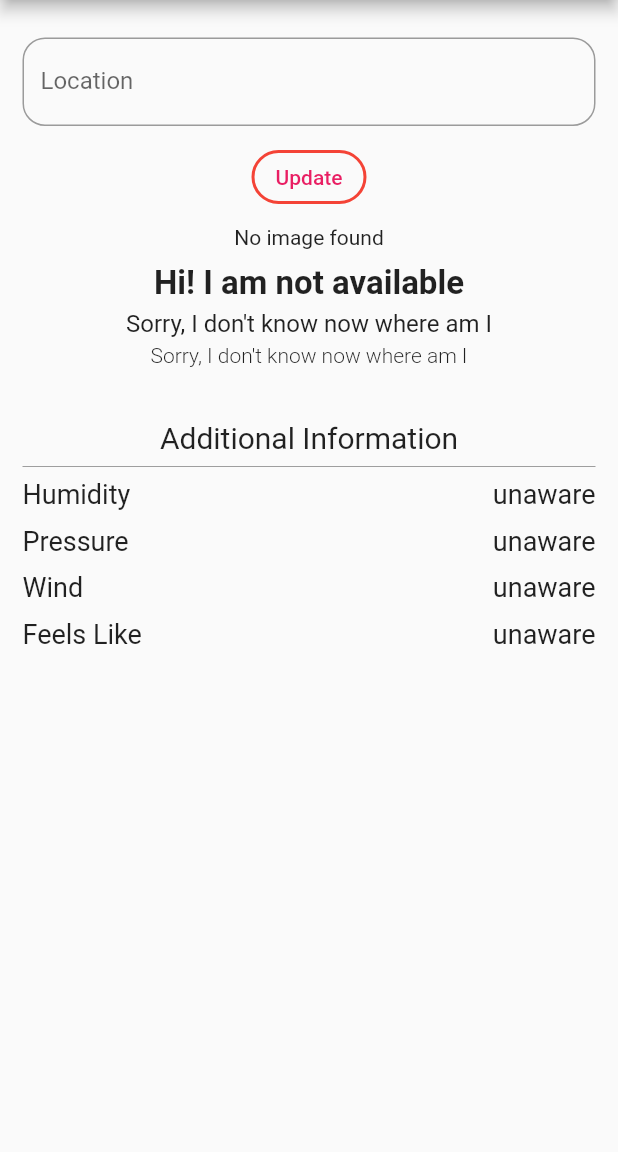
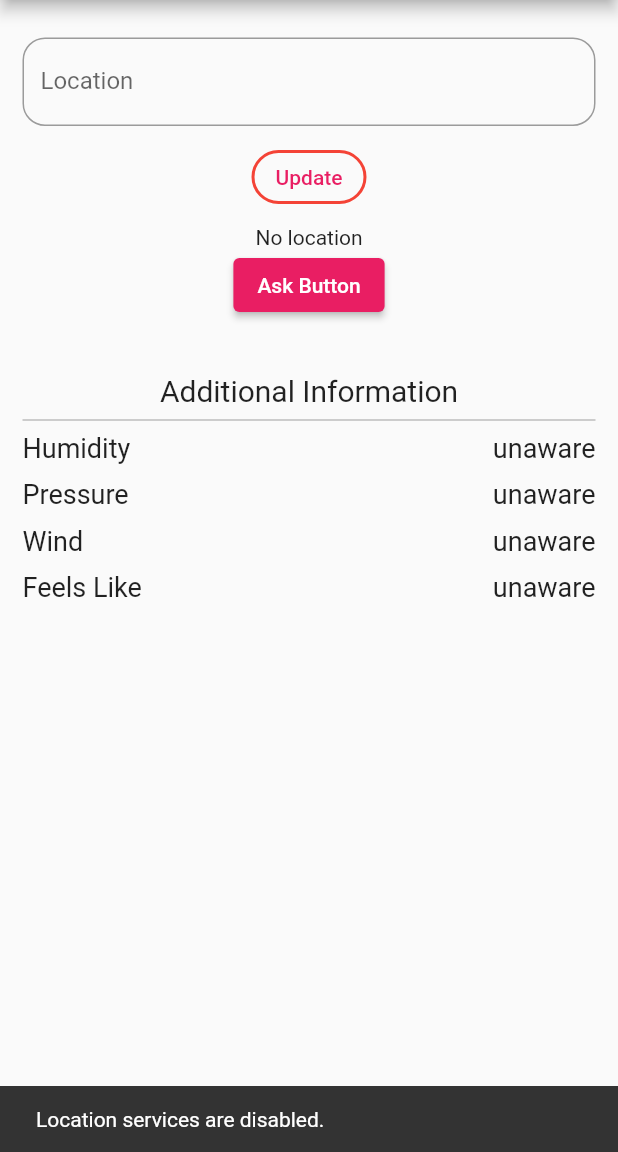
Before and after one commit to aakashsahh/weather_api, a Flutter app: the screen it shows after launch, on a phone screen of 412 x 824 dp, the part 84-1236 px from its top. Run offline on Flutter 3.47's test engine with Material 2 defaults, Android fonts, the phone set to English and light mode, and no system bars; our stand-ins replace geolocator.

Commit message:
Location permission asking from user

```diff
--- a/lib/Services/weather_api_client.dart
+++ b/lib/Services/weather_api_client.dart
@@ -17,4 +17,6 @@ class WeatherApiClient {
 
     return data;
   }
+
+
 }
--- a/lib/home_screen.dart
+++ b/lib/home_screen.dart
@@ -3,6 +3,7 @@ import 'package:weather_project/Services/weather_api_client.dart';
 import 'package:weather_project/splash_screen.dart';
 import 'package:weather_project/weather_model.dart';
 import 'utils/text_style/text_style.dart';
+import 'package:geolocator/geolocator.dart';
 
 class HomeScreen extends StatefulWidget {
   const HomeScreen({Key? key}) : super(key: key);
@@ -18,10 +19,76 @@ class _HomeScreenState extends State<HomeScreen> {
 
   TextEditingController inputController = TextEditingController();
 
-  // @override
-  // void initState() {
-  //   super.initState();
-  // }
+  static const String _kLocationServicesDisabledMessage =
+      'Location services are disabled.';
+  static const String _kPermissionDeniedMessage = 'Permission denied.';
+  static const String _kPermissionDeniedForeverMessage =
+      'Permission denied forever.';
+  static const String _kPermissionGrantedMessage = 'Permission granted.';
+
+  final GeolocatorPlatform _geolocatorPlatform = GeolocatorPlatform.instance;
+  Position? position;
+
+  @override
+  void initState() {
+    super.initState();
+    _getCurrentPosition();
+  }
+
+  Future<void> _getCurrentPosition() async {
+    final hasPermission = await _handlePermission();
+
+    if (!hasPermission) {
+      return;
+    }
+
+    Position _localPosition = await _geolocatorPlatform.getCurrentPosition();
+    setState(() {
+      position = _localPosition;
+    });
+  }
+
+  getWeatherByLatLong() {}
+
+  Future<bool> _handlePermission() async {
+    bool serviceEnabled;
+    LocationPermission permission;
+
+    serviceEnabled = await _geolocatorPlatform.isLocationServiceEnabled();
+    if (!serviceEnabled) {
+      ScaffoldMessenger.of(context).showSnackBar(
+        const SnackBar(content: Text(_kLocationServicesDisabledMessage)),
+      );
+
+      return false;
+    }
+
+    permission = await _geolocatorPlatform.checkPermission();
+    if (permission == LocationPermission.denied) {
+      permission = await _geolocatorPlatform.requestPermission();
+      if (permission == LocationPermission.denied) {
+        ScaffoldMessenger.of(context).showSnackBar(
+          const SnackBar(content: Text(_kPermissionDeniedMessage)),
+        );
+
+        return false;
+      }
+    }
+
+    if (permission == LocationPermission.deniedForever) {
+      ScaffoldMessenger.of(context).showSnackBar(
+        const SnackBar(content: Text(_kPermissionDeniedForeverMessage)),
+      );
+
+      return false;
+    }
+
+    ScaffoldMessenger.of(context).showSnackBar(
+      const SnackBar(content: Text(_kPermissionGrantedMessage)),
+    );
+
+    return true;
+  }
 
   @override
   Widget build(BuildContext context) {
@@ -47,7 +114,8 @@ class _HomeScreenState extends State<HomeScreen> {
       ),
       body: Padding(
         padding: const EdgeInsets.all(15.0),
-        child: ListView(children: [
+        child: ListView(
+          children: [
             Column(
               children: [
                 const SizedBox(height: 10),
@@ -84,7 +152,15 @@ class _HomeScreenState extends State<HomeScreen> {
               ],
             ),
             const SizedBox(height: 15),
-          Column(
+            additonalInfo(),
+          ],
+        ),
+      ),
+    );
+  }
+
+  Column additonalInfo() {
+    return Column(
       mainAxisAlignment: MainAxisAlignment.center,
       crossAxisAlignment: CrossAxisAlignment.center,
       children: [
@@ -144,27 +220,25 @@ class _HomeScreenState extends State<HomeScreen> {
             ),
           ],
         ),
-              ]),
-        ]),
-      ),
+      ],
     );
   }
 
   currentweather() {
+    if (position != null) {
       return Center(
         child: Column(children: [
-        Row(
-          mainAxisAlignment: MainAxisAlignment.center,
-          children: [
-            (weatherData?.icon != null)
+          (weatherData != null && weatherData!.icon != null)
               ? Image.network(
-                    "https://openweathermap.org/img/wn/${weatherData?.icon ?? "10d"}@2x.png")
-                : const Text("No image found")
-          ],
-        ),
-        const SizedBox(height: 10),
+                  "https://openweathermap.org/img/wn/${weatherData!.icon}@2x.png",
+                  height: 100,
+                  width: 100,
+                )
+              : const Text("No image found"),
           Text(
-          weatherData?.currentTemp.toString() ?? 'Hi! I am not available',
+            (weatherData != null && weatherData!.currentTemp != null)
+                ? '${weatherData!.currentTemp} \u2103'
+                : "I dont know",
             style: const TextStyle(
               fontWeight: FontWeight.w600,
               fontSize: 22,
@@ -188,11 +262,50 @@ class _HomeScreenState extends State<HomeScreen> {
           )
         ]),
       );
+    } else {
+      return Column(
+        children: [
+          const Text("No location"),
+          ElevatedButton(
+            onPressed: () {
+              askPermission();
+            },
+            child: const Text('Ask Button'),
+          )
+        ],
+      );
+    }
   }
 
-  updateUI(var decodedData) {
-    if (decodedData == null) {
-    } else {}
+  // updateUI(var decodedData) {
+  //   if (decodedData == null) {
+  //   } else {}
+  // }
+
+  askPermission() async {
+    var permission = await _geolocatorPlatform.requestPermission();
+    if (permission == LocationPermission.denied) {
+      if (permission == LocationPermission.denied) {
+        ScaffoldMessenger.of(context).showSnackBar(
+          const SnackBar(content: Text(_kPermissionDeniedMessage)),
+        );
+      }
+    }
+
+    if (permission == LocationPermission.deniedForever) {
+      ScaffoldMessenger.of(context).showSnackBar(
+        const SnackBar(content: Text(_kPermissionDeniedForeverMessage)),
+      );
+    }
+
+    ScaffoldMessenger.of(context).showSnackBar(
+      const SnackBar(content: Text(_kPermissionGrantedMessage)),
+    );
+
+    Position _localPosition = await _geolocatorPlatform.getCurrentPosition();
+    setState(() {
+      position = _localPosition;
+    });
   }
 
   String getHumidity() {
--- a/lib/weather_model.dart
+++ b/lib/weather_model.dart
@@ -1,5 +1,3 @@
-import 'package:flutter/cupertino.dart';
-
 class WeatherModel {
   String? cityName;
   int? humidity;
--- a/pubspec.yaml
+++ b/pubspec.yaml
@@ -35,8 +35,8 @@ dependencies:
   # Use with the CupertinoIcons class for iOS style icons.
   cupertino_icons: ^1.0.2
   http: ^0.13.5
-  weather_icons: ^3.0.0
-  font_awesome_flutter: ^10.4.0
+  geolocator: ^9.0.2
+
 
 dev_dependencies:
   flutter_test:
```
Also changed, not shown: pubspec.lock, 3 other files. Lines whose indentation alone changed are shown as unchanged.
